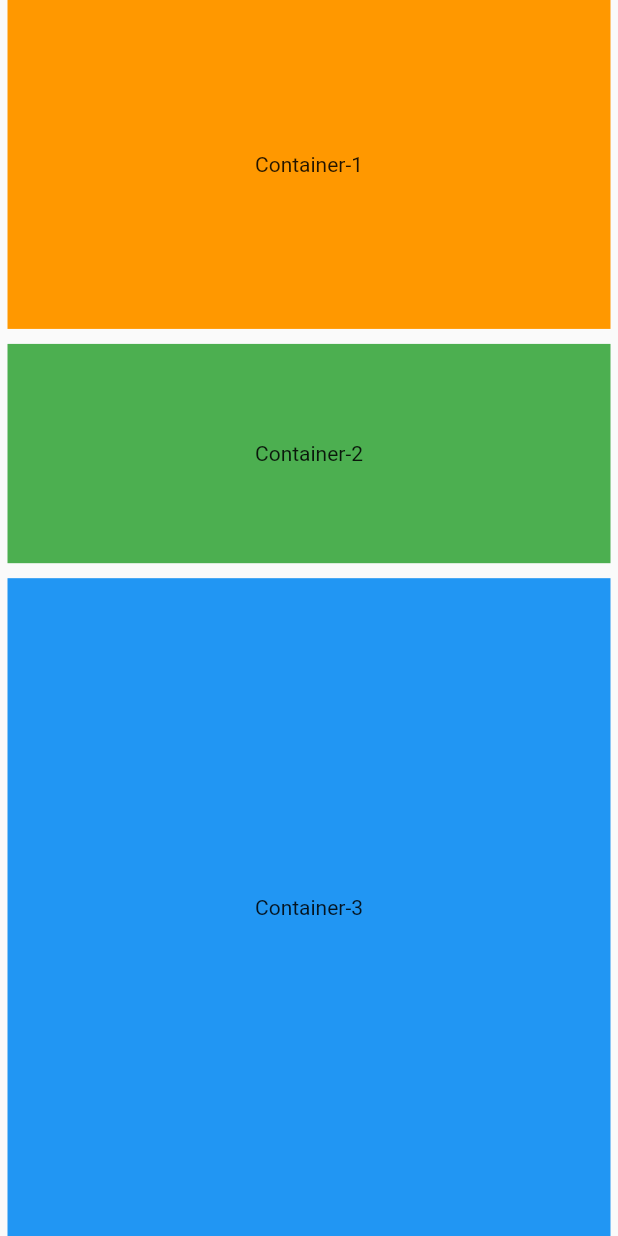
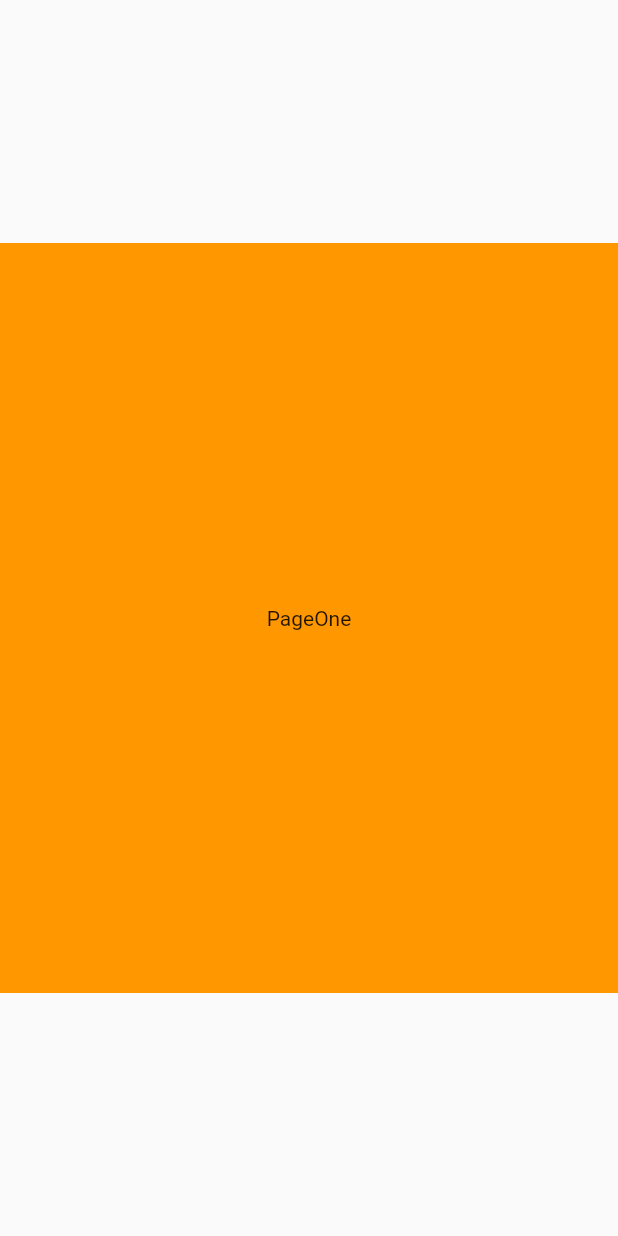
Before and after one commit to devasadinfo/flutter_series_scm, a Flutter app: the screen it shows after launch, on a phone screen of 412 x 824 dp. Run offline on Flutter 3.47's test engine with Material 2 defaults, Android fonts, the phone set to English and light mode, and no system bars; our stand-ins replace liquid_swipe; missing offline and left inert: dart:html.

Commit message:
This code is pageview

```diff
--- a/lib/main.dart
+++ b/lib/main.dart
@@ -1,5 +1,4 @@
-import 'package:demo_counter/expnad_flexible.dart';
-import 'package:demo_counter/liquid_swipe.dart';
+import 'package:demo_counter/pageview/pageview.dart';
 import 'package:flutter/material.dart';
 
 void main() {
@@ -13,11 +12,10 @@ class MyApp extends StatelessWidget {
   @override
   Widget build(BuildContext context) {
     return MaterialApp(
-      title: 'Flutter Demo',
-      theme: ThemeData(
-        primarySwatch: Colors.blue,
-      ),
-      home: ExpandedWidget(),
-    );
+        title: 'Flutter Demo',
+        theme: ThemeData(
+          primarySwatch: Colors.blue,
+        ),
+        home: const PageviewData());
   }
 }
--- /dev/null
+++ b/lib/pageview/page_one.dart
@@ -0,0 +1,22 @@
+import 'package:flutter/material.dart';
+import 'package:flutter/src/widgets/container.dart';
+import 'package:flutter/src/widgets/framework.dart';
+
+class PageOne extends StatelessWidget {
+  const PageOne({super.key});
+
+  @override
+  Widget build(BuildContext context) {
+    return Scaffold(
+      body: Center(
+        child: Container(
+          alignment: Alignment.center,
+          color: Colors.orange,
+          height: 500,
+          width: 500,
+          child: Text("PageOne"),
+        ),
+      ),
+    );
+  }
+}
--- /dev/null
+++ b/lib/pageview/pageview.dart
@@ -0,0 +1,34 @@
+import 'package:demo_counter/pageview/page_one.dart';
+import 'package:demo_counter/pageview/page_three.dart';
+import 'package:demo_counter/pageview/page_two.dart';
+import 'package:flutter/material.dart';
+import 'package:flutter/src/widgets/container.dart';
+import 'package:flutter/src/widgets/framework.dart';
+
+class PageviewData extends StatefulWidget {
+  const PageviewData({super.key});
+
+  @override
+  State<PageviewData> createState() => _PageviewDataState();
+}
+
+PageController _controller = PageController(
+  initialPage: 0,
+);
+
+class _PageviewDataState extends State<PageviewData> {
+  @override
+  Widget build(BuildContext context) {
+    return Scaffold(
+      body: PageView(
+        controller: _controller,
+        scrollDirection: Axis.vertical,
+        children: const [
+          PageOne(),
+          PageTwo(),
+          PageThree(),
+        ],
+      ),
+    );
+  }
+}
```
Also changed, not shown: lib/pageview/page_three.dart (added, +22 -0 lines), lib/pageview/page_two.dart (added, +22 -0 lines).
